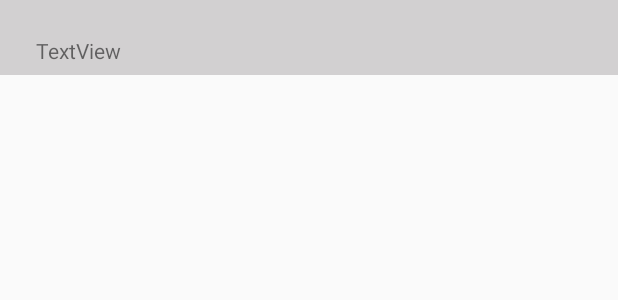
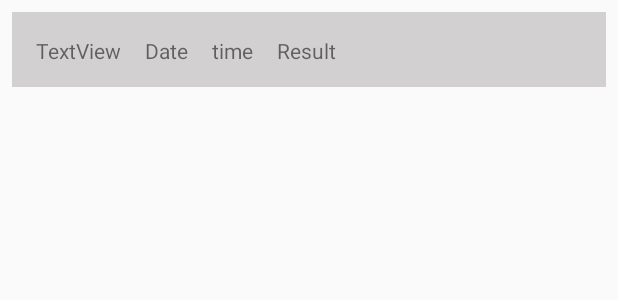
Before and after one commit to ni-da/fitme, an Android app: the layout record_list_item_layout.xml on its own in the app's theme, with its tools: preview values and no code run, on a phone screen of 412 x 824 dp. Shown: the top 300 px of the screen. Run offline under Robolectric (Android 15) with nearby library versions, the phone set to English and light mode, and no system bars.

Commit message:
Record
+ show all user records

```diff
--- a/fitMe/app/src/main/java/com/example/nidailyas/fitme/UserManager.java
+++ b/fitMe/app/src/main/java/com/example/nidailyas/fitme/UserManager.java
@@ -13,7 +13,8 @@ public class UserManager {
     DatabaseReference databaseReferenceUser = FirebaseDatabase.getInstance().getReference("users");
 
     public void getUserFromDb(final MyCallback<User> myCallback) {
-        databaseReferenceUser.child(FirebaseAuth.getInstance().getCurrentUser().getUid()).addValueEventListener(new ValueEventListener() {
+        databaseReferenceUser.child(FirebaseAuth.getInstance().getCurrentUser().getUid())
+                .addValueEventListener(new ValueEventListener() {
             @Override
             public void onDataChange(DataSnapshot dataSnapshot) {
                 if (dataSnapshot.exists()) {
--- a/fitMe/app/src/main/res/layout/record_list_item_layout.xml
+++ b/fitMe/app/src/main/res/layout/record_list_item_layout.xml
@@ -5,13 +5,13 @@
     xmlns:app="http://schemas.android.com/apk/res-auto"
     android:layout_width="match_parent"
     android:layout_height="50dp"
-    android:padding="8dp"
+    android:layout_margin="8dp"
     android:id="@+id/record_list_item_layout"
     android:background="@color/lightGray">
 
 
     <TextView
-        android:id="@+id/textView_recordInfo"
+        android:id="@+id/textView_record_habitName"
         android:layout_width="wrap_content"
         android:layout_height="wrap_content"
         android:layout_marginLeft="16dp"
@@ -20,4 +20,34 @@
         android:text="TextView"
         app:layout_constraintStart_toStartOf="parent"
         app:layout_constraintTop_toTopOf="parent" />
+    <TextView
+        android:id="@+id/textView_record_date"
+        android:layout_width="wrap_content"
+        android:layout_height="wrap_content"
+        android:layout_marginLeft="16dp"
+        android:layout_marginStart="16dp"
+        android:layout_marginTop="16dp"
+        android:text="Date"
+        app:layout_constraintStart_toStartOf="parent"
+        app:layout_constraintTop_toTopOf="parent" />
+    <TextView
+        android:id="@+id/textView_record_time"
+        android:layout_width="wrap_content"
+        android:layout_height="wrap_content"
+        android:layout_marginLeft="16dp"
+        android:layout_marginStart="16dp"
+        android:layout_marginTop="16dp"
+        android:text="time"
+        app:layout_constraintStart_toStartOf="parent"
+        app:layout_constraintTop_toTopOf="parent" />
+    <TextView
+        android:id="@+id/textView_record_result"
+        android:layout_width="wrap_content"
+        android:layout_height="wrap_content"
+        android:layout_marginLeft="16dp"
+        android:layout_marginStart="16dp"
+        android:layout_marginTop="16dp"
+        android:text="Result"
+        app:layout_constraintStart_toStartOf="parent"
+        app:layout_constraintTop_toTopOf="parent" />
 </LinearLayout>
```
Also changed, not shown: fitMe/app/src/main/java/com/example/nidailyas/fitme/HabitManager.java (+20 -3 lines), fitMe/app/src/main/java/com/example/nidailyas/fitme/RecordsActivity.java (+14 -11 lines), fitMe/app/src/main/java/com/example/nidailyas/fitme/RecordsAdapter.java (+36 -7 lines), fitMe/app/src/main/res/layout/activity_records.xml (+10 -0 lines).
